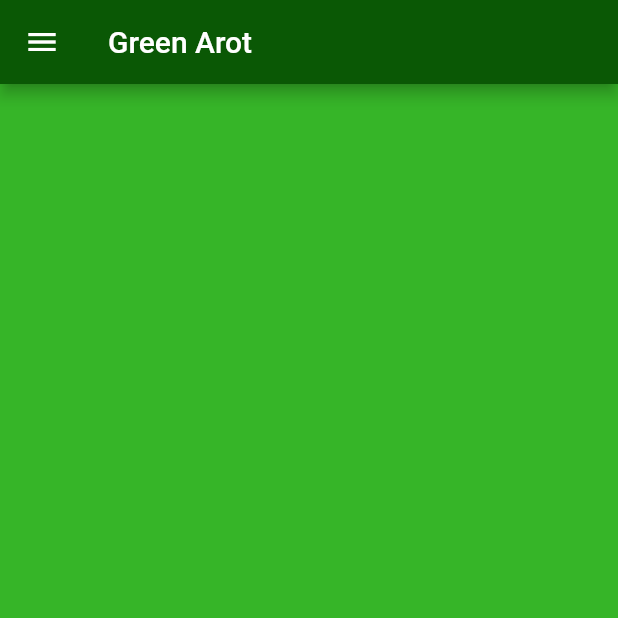
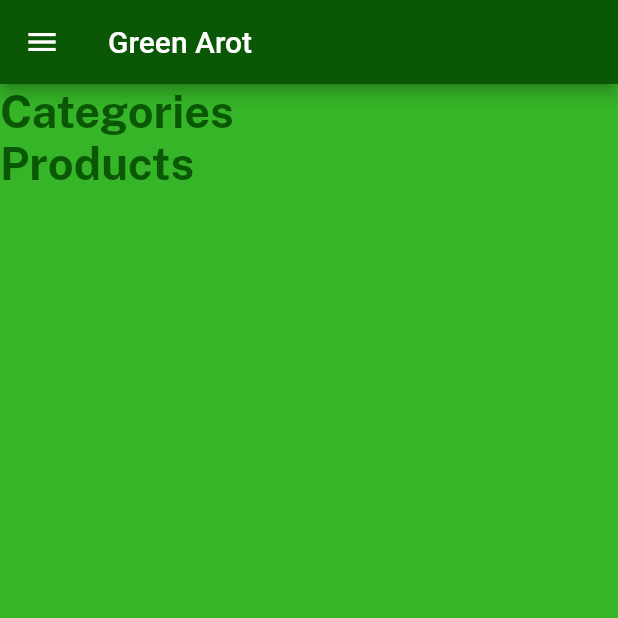
Before and after one commit to Sabbir37/Green-Arot-Flutter, a Flutter app: the screen it shows after launch, on a phone screen of 412 x 824 dp, the top half of it. Run offline on Flutter 3.47's test engine with Material 2 defaults, Android fonts, the phone set to English and light mode, and no system bars.

Commit message:
working on the home page

```diff
--- a/lib/consts/consts.dart
+++ b/lib/consts/consts.dart
@@ -4,5 +4,6 @@ export './strings.dart';
 export './styles.dart';
 // export 'package:velocity_x/velocity_x.dart';
 export 'package:flutter/material.dart';
+export 'package:green_arot_flutter/consts/consts.dart';
 // import 'package:get/get.dart';
 // import 'package:get/route_manager.dart';
--- a/lib/screens/homepage.dart
+++ b/lib/screens/homepage.dart
@@ -1,3 +1,4 @@
+import 'package:flutter/foundation.dart';
 import 'package:flutter/material.dart';
 import 'package:green_arot_flutter/consts/consts.dart';
 
@@ -11,9 +12,33 @@ class HomePage extends StatelessWidget {
       backgroundColor: lightGreen,
       appBar: AppBar(
         backgroundColor: darkGreen,
-        title: Text('Green Arot'),
+        title: Text(
+          'Green Arot',
+          style: TextStyle(color: whiteColor),
+        ),
       ),
-      body: Container(),
+      body: ListView(
+        children: [
+          Text(
+            'Categories',
+            style: TextStyle(
+              fontFamily: bold,
+              fontSize: 30,
+              color: darkGreen,
+            ),
+          ),
+          // Category(),
+          Text(
+            'Products',
+            style: TextStyle(
+              fontFamily: bold,
+              fontSize: 30,
+              color: darkGreen,
+            ),
+          ),
+          // AllProducts(),
+        ],
+      ),
     );
   }
 }
```
Also changed, not shown: pubspec.yaml (+19 -4 lines), pubspec.lock.
